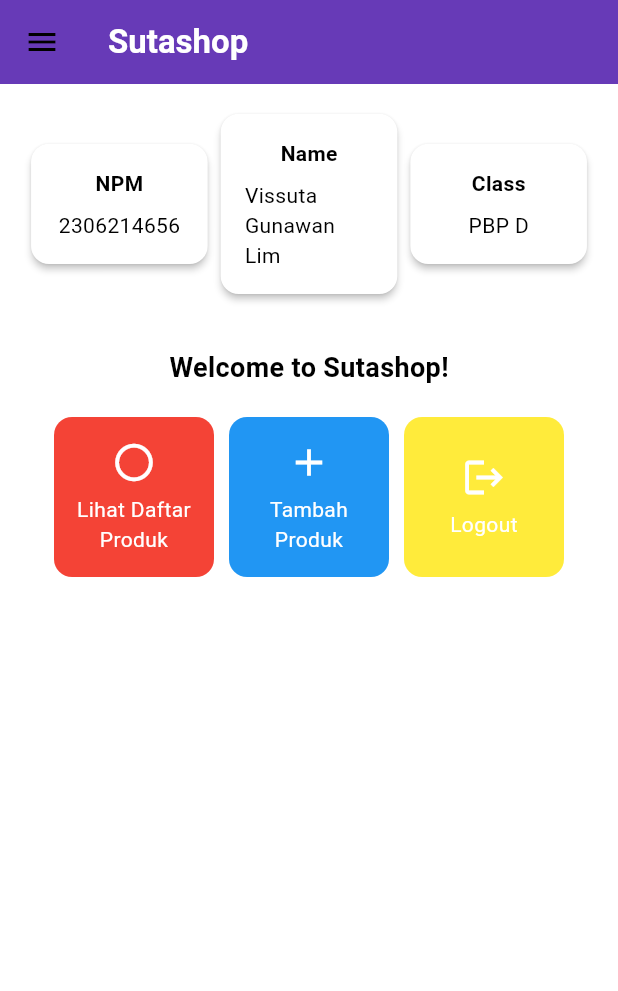
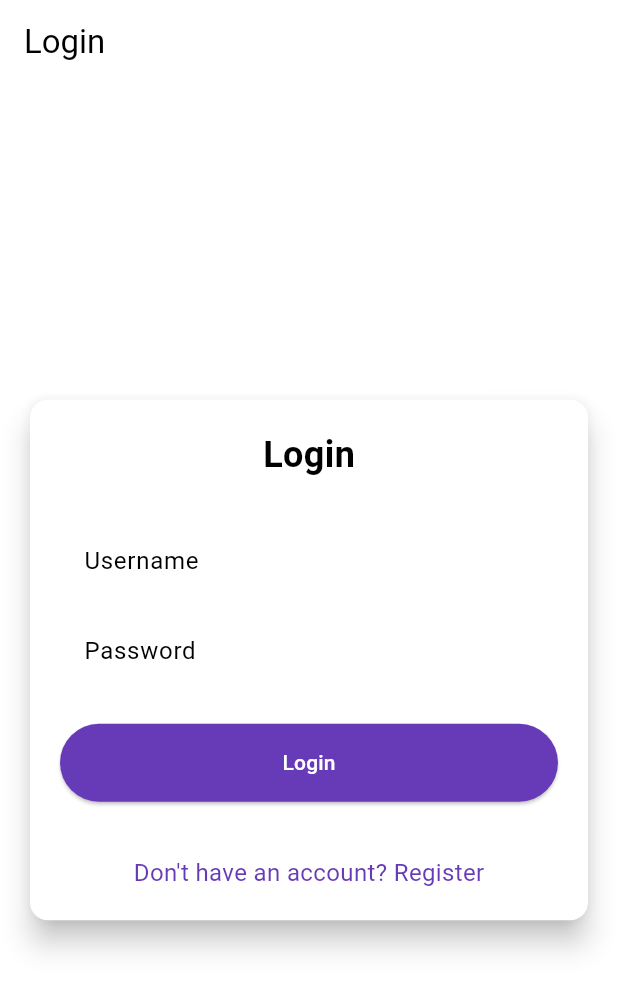
Before and after one commit to vissutagunawan/eshop-pbp-mobile, a Flutter app: the screen it shows after launch, on a phone screen of 412 x 824 dp. Shown: the top 991 px of the screen. Run offline on Flutter 3.47's test engine with Material 3 defaults, Android fonts, the phone set to English and light mode, and no system bars; missing offline and left inert: pbp_django_auth.

Commit message:
Tugas 9 done!

```diff
--- a/lib/main.dart
+++ b/lib/main.dart
@@ -1,5 +1,7 @@
+import 'package:eshop_pbp/screens/login.dart';
 import 'package:flutter/material.dart';
-import 'package:eshop_pbp/screens/menu.dart';
+import 'package:pbp_django_auth/pbp_django_auth.dart';
+import 'package:provider/provider.dart';
 
 void main() {
   runApp(const MyApp());
@@ -8,32 +10,23 @@
 class MyApp extends StatelessWidget {
   const MyApp({super.key});
 
-  // This widget is the root of your application.
   @override
   Widget build(BuildContext context) {
-    return MaterialApp(
-      title: 'Flutter Demo',
-      theme: ThemeData(
-        // This is the theme of your application.
-        //
-        // TRY THIS: Try running your application with "flutter run". You'll see
-        // the application has a purple toolbar. Then, without quitting the app,
-        // try changing the seedColor in the colorScheme below to Colors.green
-        // and then invoke "hot reload" (save your changes or press the "hot
-        // reload" button in a Flutter-supported IDE, or press "r" if you used
-        // the command line to start the app).
-        //
-        // Notice that the counter didn't reset back to zero; the application
-        // state is not lost during the reload. To reset the state, use hot
-        // restart instead.
-        //
-        // This works for code too, not just values: Most code changes can be
-        // tested with just a hot reload.
-        colorScheme: ColorScheme.fromSwatch(
-          primarySwatch: Colors.deepPurple,
-        ).copyWith(secondary: Colors.deepPurple[400]),
+    return Provider(
+      create: (_) {
+        CookieRequest request = CookieRequest();
+        return request;
+      },
+      child: MaterialApp(
+        title: 'Eshop PBP',
+        theme: ThemeData(
+          useMaterial3: true,
+          colorScheme: ColorScheme.fromSwatch(
+            primarySwatch: Colors.deepPurple,
+          ).copyWith(secondary: Colors.deepPurple[400]),
+        ),
+        home: const LoginPage(),
       ),
-      home: MyHomePage(),
     );
   }
 }
--- /dev/null
+++ b/lib/screens/login.dart
@@ -0,0 +1,181 @@
+import 'package:eshop_pbp/screens/menu.dart';
+import 'package:eshop_pbp/screens/register.dart';
+import 'package:flutter/material.dart';
+import 'package:pbp_django_auth/pbp_django_auth.dart';
+import 'package:provider/provider.dart';
+
+void main() {
+  runApp(const LoginApp());
+}
+
+class LoginApp extends StatelessWidget {
+  const LoginApp({super.key});
+
+  @override
+  Widget build(BuildContext context) {
+    return MaterialApp(
+      title: 'Login',
+      theme: ThemeData(
+        useMaterial3: true,
+        colorScheme: ColorScheme.fromSwatch(
+          primarySwatch: Colors.deepPurple,
+        ).copyWith(secondary: Colors.deepPurple[400]),
+      ),
+      home: const LoginPage(),
+    );
+  }
+}
+
+class LoginPage extends StatefulWidget {
+  const LoginPage({super.key});
+
+  @override
+  State<LoginPage> createState() => _LoginPageState();
+}
+
+class _LoginPageState extends State<LoginPage> {
+  final TextEditingController _usernameController = TextEditingController();
+  final TextEditingController _passwordController = TextEditingController();
+
+  @override
+  Widget build(BuildContext context) {
+    final request = context.watch<CookieRequest>();
+
+    return Scaffold(
+      appBar: AppBar(
+        title: const Text('Login'),
+      ),
+      body: Center(
+        child: SingleChildScrollView(
+          padding: const EdgeInsets.all(16.0),
+          child: Card(
+            elevation: 8,
+            shape: RoundedRectangleBorder(
+              borderRadius: BorderRadius.circular(12.0),
+            ),
+            child: Padding(
+              padding: const EdgeInsets.all(20.0),
+              child: Column(
+                mainAxisSize: MainAxisSize.min,
+                children: [
+                  const Text(
+                    'Login',
+                    style: TextStyle(
+                      fontSize: 24.0,
+                      fontWeight: FontWeight.bold,
+                    ),
+                  ),
+                  const SizedBox(height: 30.0),
+                  TextField(
+                    controller: _usernameController,
+                    decoration: const InputDecoration(
+                      labelText: 'Username',
+                      hintText: 'Enter your username',
+                      border: OutlineInputBorder(
+                        borderRadius: BorderRadius.all(Radius.circular(12.0)),
+                      ),
+                      contentPadding:
+                          EdgeInsets.symmetric(horizontal: 12.0, vertical: 8.0),
+                    ),
+                  ),
+                  const SizedBox(height: 12.0),
+                  TextField(
+                    controller: _passwordController,
+                    decoration: const InputDecoration(
+                      labelText: 'Password',
+                      hintText: 'Enter your password',
+                      border: OutlineInputBorder(
+                        borderRadius: BorderRadius.all(Radius.circular(12.0)),
+                      ),
+                      contentPadding:
+                          EdgeInsets.symmetric(horizontal: 12.0, vertical: 8.0),
+                    ),
+                    obscureText: true,
+                  ),
+                  const SizedBox(height: 24.0),
+                  ElevatedButton(
+                    onPressed: () async {
+                      String username = _usernameController.text;
+                      String password = _passwordController.text;
+
+                      // Cek kredensial
+                      // TODO: Ganti URL dan jangan lupa tambahkan trailing slash (/) di akhir URL!
+                      // Untuk menyambungkan Android emulator dengan Django pada localhost,
+                      // gunakan URL http://10.0.2.2/
+                      final response = await request
+                          .login("http://127.0.0.1:8000/auth/login/", {
+                        'username': username,
+                        'password': password,
+                      });
+
+                      if (request.loggedIn) {
+                        String message = response['message'];
+                        String uname = response['username'];
+                        if (context.mounted) {
+                          Navigator.pushReplacement(
+                            context,
+                            MaterialPageRoute(
+                                builder: (context) => MyHomePage()),
+                          );
+                          ScaffoldMessenger.of(context)
+                            ..hideCurrentSnackBar()
+                            ..showSnackBar(
+                              SnackBar(
+                                  content:
+                                      Text("$message Selamat datang, $uname.")),
+                            );
+                        }
+                      } else {
+                        if (context.mounted) {
+                          showDialog(
+                            context: context,
+                            builder: (context) => AlertDialog(
+                              title: const Text('Login Gagal'),
+                              content: Text(response['message']),
+                              actions: [
+                                TextButton(
+                                  child: const Text('OK'),
+                                  onPressed: () {
+                                    Navigator.pop(context);
+                                  },
+                                ),
+                              ],
+                            ),
+                          );
+                        }
+                      }
+                    },
+                    style: ElevatedButton.styleFrom(
+                      foregroundColor: Colors.white,
+                      minimumSize: const Size(double.infinity, 50),
+                      backgroundColor: Theme.of(context).colorScheme.primary,
+                      padding: const EdgeInsets.symmetric(vertical: 16.0),
+                    ),
+                    child: const Text('Login'),
+                  ),
+                  const SizedBox(height: 36.0),
+                  GestureDetector(
+                    onTap: () {
+                      Navigator.push(
+                        context,
+                        MaterialPageRoute(
+                            builder: (context) => const RegisterPage()),
+                      );
+                    },
+                    child: Text(
+                      'Don\'t have an account? Register',
+                      style: TextStyle(
+                        color: Theme.of(context).colorScheme.primary,
+                        fontSize: 16.0,
+                      ),
+                    ),
+                  ),
+                ],
+              ),
+            ),
+          ),
+        ),
+      ),
+    );
+  }
+}
--- a/pubspec.yaml
+++ b/pubspec.yaml
@@ -35,6 +35,9 @@
   # The following adds the Cupertino Icons font to your application.
   # Use with the CupertinoIcons class for iOS style icons.
   cupertino_icons: ^1.0.8
+  provider: ^6.1.2
+  pbp_django_auth: ^0.4.0
+  http: ^1.2.2
 
 dev_dependencies:
   flutter_test:
```
Also changed, not shown: lib/models/product.dart (added, +67 -0 lines), lib/screens/list_product.dart (added, +92 -0 lines), lib/screens/product_form.dart (+42 -3 lines), lib/screens/register.dart (added, +166 -0 lines), lib/widgets/left_drawer.dart (+12 -0 lines), lib/widgets/product_card.dart (+34 -1 lines), pubspec.lock, 3 other files.
